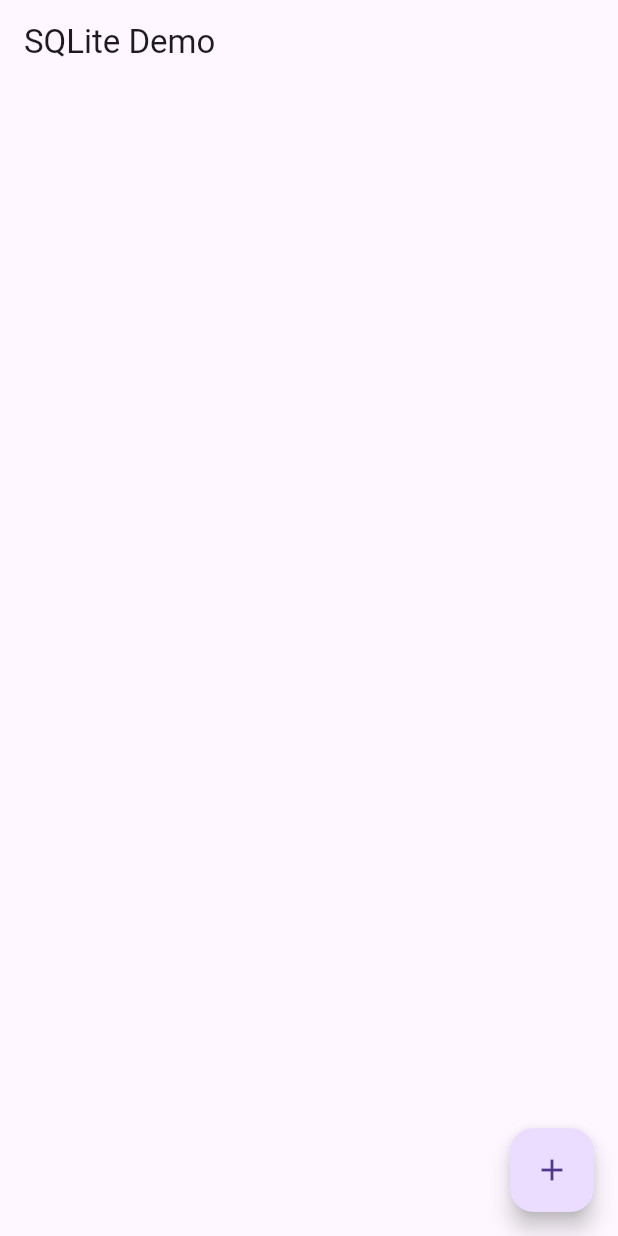
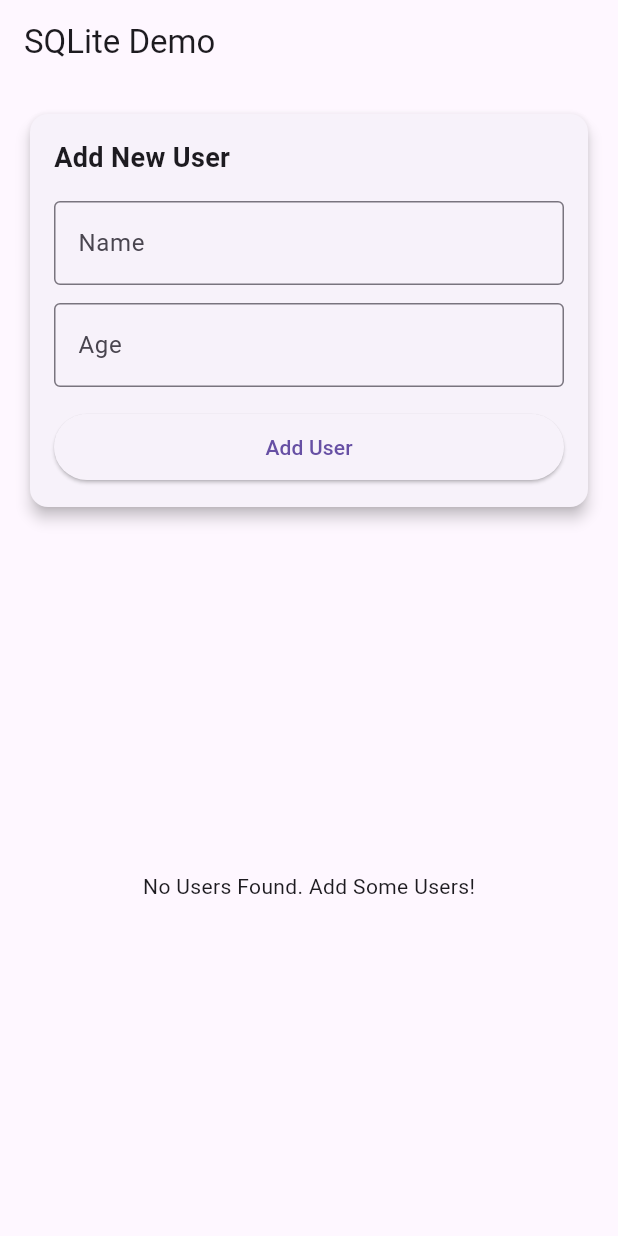
Before and after one commit to bashapu/sqlite_flutter, a Flutter app: the screen it shows after launch, on a phone screen of 412 x 824 dp. Run offline on Flutter 3.47's test engine with Material 3 defaults, Android fonts, the phone set to English and light mode, and no system bars; our stand-ins replace sqflite; accounts and stored records are empty.

Commit message:
Update CRUD Operations, UI

```diff
--- a/lib/main.dart
+++ b/lib/main.dart
@@ -26,6 +26,10 @@ class UserListScreen extends StatefulWidget {
 class _UserListScreenState extends State<UserListScreen> {
   final DatabaseHelper _databaseHelper = DatabaseHelper();
   List<Map<String, dynamic>> _users = [];
+  final TextEditingController _nameController = TextEditingController();
+  final TextEditingController _ageController = TextEditingController();
+  bool _isEditing = false;
+  int? _editingId;
 
   @override
   void initState() {
@@ -35,6 +39,13 @@ class _UserListScreenState extends State<UserListScreen> {
     });
   }
 
+  @override
+  void dispose() {
+    _nameController.dispose();
+    _ageController.dispose();
+    super.dispose();
+  }
+
   void _loadUsers() async {
     final users = await _databaseHelper.queryAllRows();
     setState(() {
@@ -42,17 +53,83 @@ class _UserListScreenState extends State<UserListScreen> {
     });
   }
 
-  void _addUser() async {
-    await _databaseHelper.insert({
-      'name': 'Bharath Ashapu',
-      'age': 30,
+  void _resetForm() {
+    setState(() {
+      _nameController.clear();
+      _ageController.clear();
+      _isEditing = false;
+      _editingId = null;
     });
+  }
+
+  void _prepareForEdit(Map<String, dynamic> user) {
+    setState(() {
+      _isEditing = true;
+      _editingId = user[DatabaseHelper.columnId];
+      _nameController.text = user[DatabaseHelper.columnName];
+      _ageController.text = user[DatabaseHelper.columnAge].toString();
+    });
+  }
+
+  void _saveUser() async {
+    if (_nameController.text.isEmpty || _ageController.text.isEmpty) {
+      ScaffoldMessenger.of(context).showSnackBar(
+        SnackBar(content: Text('Please Fill All Fields')),
+      );
+      return;
+    }
+
+    // Prepare user data
+    final Map<String, dynamic> userData = {
+      DatabaseHelper.columnName: _nameController.text,
+      DatabaseHelper.columnAge: int.tryParse(_ageController.text) ?? 0,
+    };
+
+    if (_isEditing && _editingId != null) {
+      // Update existing user
+      userData[DatabaseHelper.columnId] = _editingId;
+      await _databaseHelper.update(userData);
+      ScaffoldMessenger.of(context).showSnackBar(
+        SnackBar(content: Text('User Updated Successfully')),
+      );
+    } else {
+      // Add new user
+      await _databaseHelper.insert(userData);
+      ScaffoldMessenger.of(context).showSnackBar(
+        SnackBar(content: Text('User Added Successfully')),
+      );
+    }
+
+    _resetForm();
     _loadUsers();
   }
 
   void _deleteUser(int id) async {
+    final confirmed = await showDialog<bool>(
+      context: context,
+      builder: (context) => AlertDialog(
+        title: Text('Confirm Delete'),
+        content: Text('Are you sure you want to delete this user?'),
+        actions: [
+          TextButton(
+            onPressed: () => Navigator.pop(context, false),
+            child: Text('Cancel'),
+          ),
+          TextButton(
+            onPressed: () => Navigator.pop(context, true),
+            child: Text('Delete'),
+          ),
+        ],
+      ),
+    );
+
+    if (confirmed == true) {
       await _databaseHelper.delete(id);
+      ScaffoldMessenger.of(context).showSnackBar(
+        SnackBar(content: Text('User Deleted Successfully')),
+      );
       _loadUsers();
+    }
   }
 
   @override
@@ -60,26 +137,101 @@ class _UserListScreenState extends State<UserListScreen> {
     return Scaffold(
       appBar: AppBar(
         title: Text('SQLite Demo'),
+        actions: [
+          if (_isEditing)
+            IconButton(
+              icon: Icon(Icons.cancel),
+              onPressed: _resetForm,
+              tooltip: 'Cancel Editing',
             ),
-      body: ListView.builder(
+        ],
+      ),
+      body: Column(
+        children: [
+          Padding(
+            padding: const EdgeInsets.all(16.0),
+            child: Card(
+              elevation: 4,
+              child: Padding(
+                padding: const EdgeInsets.all(16.0),
+                child: Column(
+                  crossAxisAlignment: CrossAxisAlignment.stretch,
+                  children: [
+                    Text(
+                      _isEditing ? 'Update User' : 'Add New User',
+                      style: TextStyle(
+                        fontSize: 18,
+                        fontWeight: FontWeight.bold,
+                      ),
+                    ),
+                    SizedBox(height: 16),
+                    TextField(
+                      controller: _nameController,
+                      decoration: InputDecoration(
+                        labelText: 'Name',
+                        border: OutlineInputBorder(),
+                        hintText: 'Enter user name',
+                      ),
+                    ),
+                    SizedBox(height: 12),
+                    TextField(
+                      controller: _ageController,
+                      decoration: InputDecoration(
+                        labelText: 'Age',
+                        border: OutlineInputBorder(),
+                        hintText: 'Enter user age',
+                      ),
+                      keyboardType: TextInputType.number,
+                    ),
+                    SizedBox(height: 16),
+                    ElevatedButton(
+                      onPressed: _saveUser,
+                      style: ElevatedButton.styleFrom(
+                        padding: EdgeInsets.symmetric(vertical: 12),
+                      ),
+                      child: Text(_isEditing ? 'Update' : 'Add User'),
+                    ),
+                  ],
+                ),
+              ),
+            ),
+          ),
+
+          Expanded(
+            child: _users.isEmpty
+                ? Center(
+                    child: Text('No Users Found. Add Some Users!'),
+                  )
+                : ListView.builder(
                     itemCount: _users.length,
                     itemBuilder: (context, index) {
                       final user = _users[index];
-          return ListTile(
-            title: Text(user['name']),
-            subtitle: Text('Age: ${user['age']}'),
-            trailing: IconButton(
-              icon: Icon(Icons.delete),
-              onPressed: () {
-                _deleteUser(user['_id']);
-              },
+                      return Card(
+                        margin: EdgeInsets.symmetric(horizontal: 16, vertical: 8),
+                        child: ListTile(
+                          title: Text(user[DatabaseHelper.columnName]),
+                          subtitle: Text('Age: ${user[DatabaseHelper.columnAge]}'),
+                          trailing: Row(
+                            mainAxisSize: MainAxisSize.min,
+                            children: [
+                              IconButton(
+                                icon: Icon(Icons.edit, color: Colors.blue),
+                                onPressed: () => _prepareForEdit(user),
+                                tooltip: 'Edit User',
+                              ),
+                              IconButton(
+                                icon: Icon(Icons.delete, color: Colors.red),
+                                onPressed: () => _deleteUser(user[DatabaseHelper.columnId]),
+                                tooltip: 'Delete User',
+                              ),
+                            ],
+                          ),
                         ),
                       );
                     },
                   ),
-      floatingActionButton: FloatingActionButton(
-        onPressed: _addUser,
-        child: Icon(Icons.add),
+          ),
+        ],
       ),
     );
   }
```
Also changed, not shown: 1 other file. Lines whose indentation alone changed are shown as unchanged.
